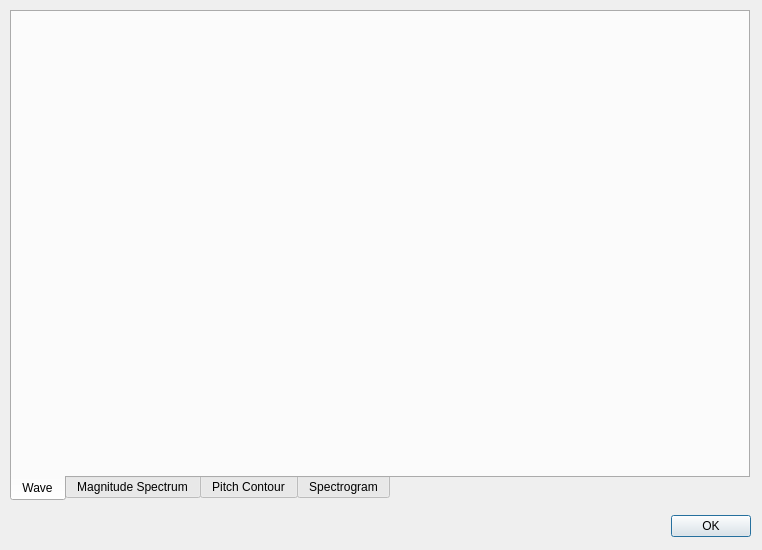
The window that App/ui/Plot.ui (shashankrnr32/KannadaTTS-Application) describes before a commit, drawn with Qt 5.
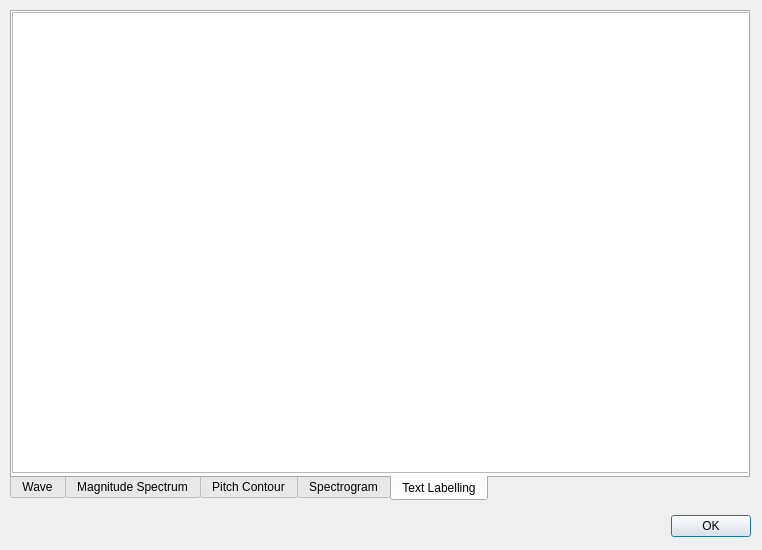
The same window after the commit.

Patch:
```diff
--- a/App/ui/Plot.ui
+++ b/App/ui/Plot.ui
@@ -45,7 +45,7 @@
     <enum>QTabWidget::Rounded</enum>
    </property>
    <property name="currentIndex">
-    <number>0</number>
+    <number>4</number>
    </property>
    <widget class="QWidget" name="wave_tab">
     <attribute name="title">
@@ -163,6 +163,21 @@
      </layout>
     </widget>
    </widget>
+   <widget class="QWidget" name="tab_2">
+    <attribute name="title">
+     <string>Text Labelling</string>
+    </attribute>
+    <widget class="QTextBrowser" name="label_file">
+     <property name="geometry">
+      <rect>
+       <x>0</x>
+       <y>0</y>
+       <width>740</width>
+       <height>461</height>
+      </rect>
+     </property>
+    </widget>
+   </widget>
   </widget>
  </widget>
  <resources/>
```
Left out of the diff: 2 changed lines with no effect on the pictures.
